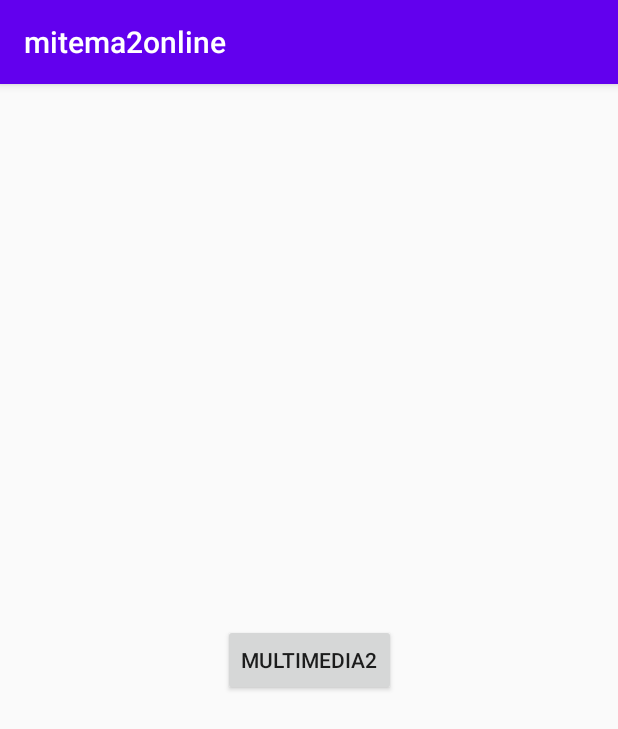
After one commit to WCNosliwsys/mitema2, an Android app: the Multimedia screen opened directly, with no data from a screen before it, on a phone screen of 412 x 824 dp. The commit adds this screen. Shown: the top 729 px of the screen. Run offline under Robolectric (Android 15) with nearby library versions, the phone set to English and light mode, and no system bars.

Commit message:
Multimedia, reproduccion de sonido, ejemplo basico de reproduccion de video remoto con videoview usando el permiso normal de Internet

```diff
--- a/app/src/main/java/com/ingwilson/mitema2online/MainActivity.java
+++ b/app/src/main/java/com/ingwilson/mitema2online/MainActivity.java
@@ -41,6 +41,10 @@ public class MainActivity extends AppCompatActivity {
             startActivity(new Intent(this, Intenciones.class));
             return true;
         }
+        if (id == R.id.activity_multimedia) {
+            startActivity(new Intent(this, Multimedia.class));
+            return true;
+        }
         return super.onOptionsItemSelected(item);
     }
 }
--- /dev/null
+++ b/app/src/main/java/com/ingwilson/mitema2online/Multimedia.java
@@ -0,0 +1,35 @@
+package com.ingwilson.mitema2online;
+
+import androidx.appcompat.app.AppCompatActivity;
+
+import android.content.Intent;
+import android.media.MediaPlayer;
+import android.os.Bundle;
+import android.view.View;
+
+public class Multimedia  extends AppCompatActivity {
+    MediaPlayer mp;
+    @Override
+    protected void onCreate(Bundle savedInstanceState) {
+        super.onCreate(savedInstanceState);
+        setContentView(R.layout.activity_multimedia);
+        mp = MediaPlayer.create(this, R.raw.musica);
+        mp.start();
+    }
+    @Override
+    protected void onResume()
+    {
+        super.onResume();
+        mp.start();
+    }
+    @Override
+    protected void onPause()
+    {
+        super.onPause();
+        mp.pause();
+    }
+
+    public void multimedia2(View view) {
+        startActivity(new Intent(this, Multimedia2.class));
+    }
+}
--- /dev/null
+++ b/app/src/main/res/layout/activity_multimedia.xml
@@ -0,0 +1,19 @@
+<?xml version="1.0" encoding="utf-8"?>
+<androidx.constraintlayout.widget.ConstraintLayout xmlns:android="http://schemas.android.com/apk/res/android"
+    xmlns:app="http://schemas.android.com/apk/res-auto"
+    xmlns:tools="http://schemas.android.com/tools"
+    android:layout_width="match_parent"
+    android:layout_height="match_parent"
+    tools:context=".Multimedia">
+    <Button
+        android:id="@+id/button"
+        android:layout_width="wrap_content"
+        android:layout_height="wrap_content"
+        android:text="Multimedia2"
+        app:layout_constraintBottom_toBottomOf="parent"
+        app:layout_constraintEnd_toEndOf="parent"
+        app:layout_constraintHorizontal_bias="0.5"
+        app:layout_constraintStart_toStartOf="parent"
+        app:layout_constraintTop_toTopOf="parent"
+        android:onClick="multimedia2"/>
+</androidx.constraintlayout.widget.ConstraintLayout>
```
Also changed, not shown: app/src/main/AndroidManifest.xml (+6 -2 lines), app/src/main/java/com/ingwilson/mitema2online/Multimedia2.java (added, +26 -0 lines), app/src/main/res/layout/activity_multimedia2.xml (added, +15 -0 lines), 1 other file.
